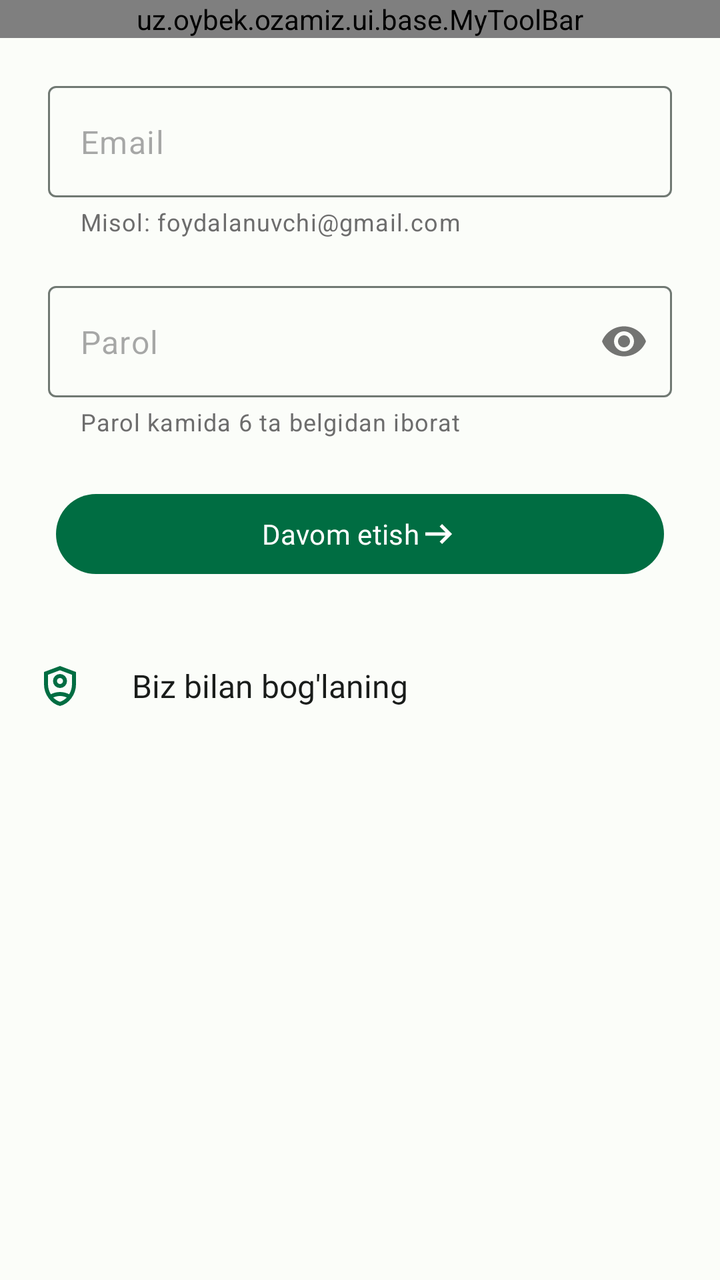
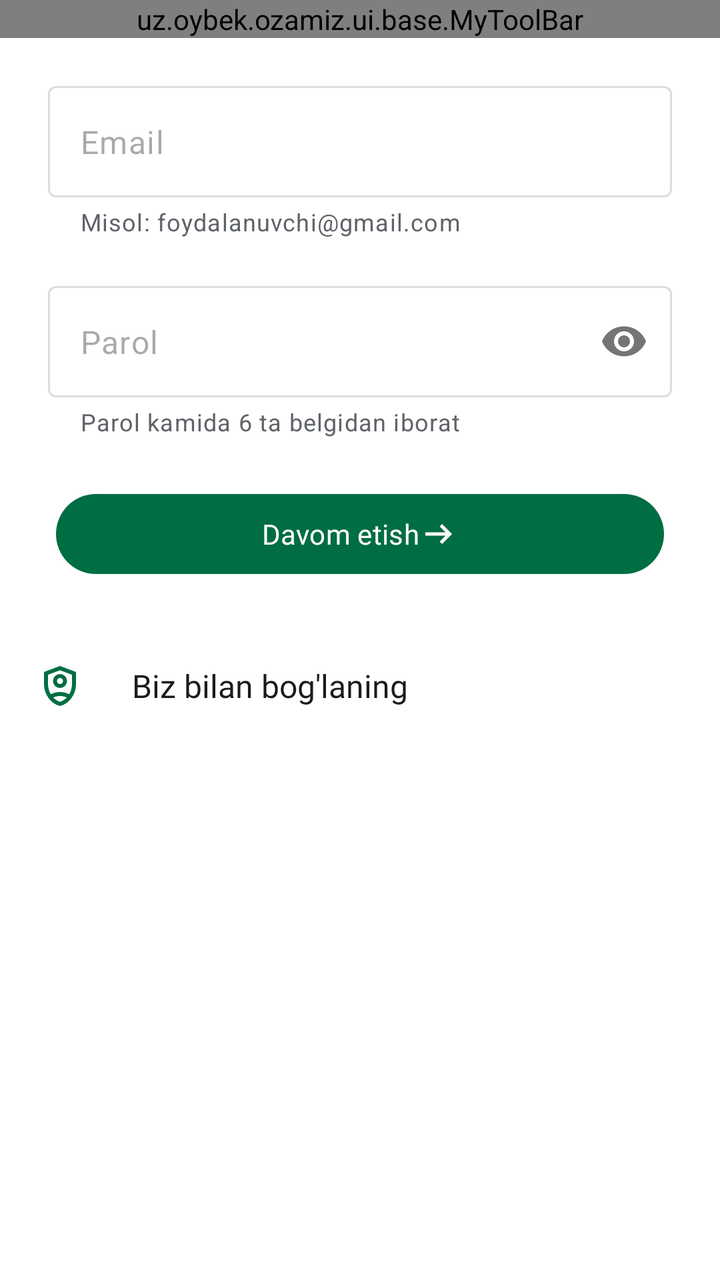

Screens rendered from an Android XML layout before and after an edit, with the pre-edit source and the edit as a unified diff.
<!-- AndroidManifest.xml: application theme Theme.Ozamiz -->
<!-- res/layout/login_gmail_fragment.xml -->
<?xml version="1.0" encoding="utf-8"?>
<layout xmlns:android="http://schemas.android.com/apk/res/android"
    xmlns:app="http://schemas.android.com/apk/res-auto">

    <data>

    </data>

    <LinearLayout
        android:background="?colorSurface"
        android:layout_width="match_parent"
        android:layout_height="match_parent"
        android:orientation="vertical">

        <uz.oybek.ozamiz.ui.base.MyToolBar
            android:id="@+id/toolbar"
            android:layout_width="match_parent"
            android:layout_height="wrap_content"
            app:title="Email orqali kirish" />

        <com.google.android.material.textfield.TextInputLayout
            android:id="@+id/gmail_view"
            android:layout_width="match_parent"
            android:layout_height="wrap_content"
            android:layout_marginHorizontal="@dimen/dimen_24"
            android:layout_marginTop="@dimen/dimen_24"
            app:helperText="Misol: foydalanuvchi@gmail.com"
            app:hintEnabled="false">

            <com.google.android.material.textfield.TextInputEditText
                android:layout_width="match_parent"
                android:layout_height="wrap_content"
                android:id="@+id/email_view"
                android:hint="Email"
                android:inputType="textEmailAddress" />
        </com.google.android.material.textfield.TextInputLayout>

        <com.google.android.material.textfield.TextInputLayout
            android:id="@+id/password_view"
            android:layout_width="match_parent"
            android:layout_height="wrap_content"
            android:layout_marginHorizontal="@dimen/dimen_24"
            android:layout_marginTop="@dimen/dimen_24"
            app:helperText="Parol kamida 6 ta belgidan iborat"
            app:hintEnabled="false"
            app:passwordToggleEnabled="true">

            <com.google.android.material.textfield.TextInputEditText
                android:layout_width="match_parent"
                android:layout_height="wrap_content"
                android:hint="Parol"
                android:id="@+id/password_lay"
                android:inputType="textPassword" />
        </com.google.android.material.textfield.TextInputLayout>

        <com.google.android.material.button.MaterialButton
            android:id="@+id/continue_button"
            style="@style/FilledButton"
            android:layout_width="match_parent"
            android:layout_height="wrap_content"
            android:layout_margin="@dimen/dimen_24"
            android:enabled="true"
            android:text="@string/davom_etish"
            app:icon="@drawable/arrow_right"
            app:iconGravity="textEnd" />

        <TextView
            android:id="@+id/boglanish_button"
            style="@style/Text1_16"
            android:layout_width="match_parent"
            android:layout_height="wrap_content"
            android:paddingHorizontal="@dimen/dimen_18"
            android:drawablePadding="@dimen/dimen_24"
            android:gravity="center_vertical"
            android:paddingVertical="@dimen/dimen_14"
            android:text="@string/biz_bilan_bog_lanish"
            android:textColor="?colorOnSurface"
            app:drawableStartCompat="@drawable/admin_ic"
            app:drawableTint="?colorPrimary" />
        <ProgressBar
            android:id="@+id/progress_bar"
            android:layout_width="wrap_content"
            android:layout_height="wrap_content"
            android:layout_gravity="center"
            android:indeterminateTint="?colorPrimary" />

    </LinearLayout>
</layout>
<!-- resources referenced by this layout -->
<resources>
  <style name="Base.Ozamiz" parent="Theme.Material3.Light.NoActionBar">
          <item name="backgroundColor">@color/md_theme_light_surfaceContainer</item>
          <item name="android:windowBackground">@color/md_theme_light_surfaceContainer</item>
          <item name="android:statusBarColor">@color/md_theme_light_surfaceContainer</item>
          <item name="android:windowLightStatusBar">true</item>
  
          <item name="colorPrimary">@color/md_theme_light_primary</item>
          <item name="colorOnPrimary">@color/md_theme_light_onPrimary</item>
          <item name="colorPrimaryContainer">@color/md_theme_light_primaryContainer</item>
          <item name="colorOnPrimaryContainer">@color/md_theme_light_onPrimaryContainer</item>
  
          <item name="colorSecondary">@color/md_theme_light_secondary</item>
          <item name="colorOnSecondary">@color/md_theme_light_onSecondary</item>
          <item name="colorSecondaryContainer">@color/md_theme_light_secondaryContainer</item>
          <item name="colorOnSecondaryContainer">@color/md_theme_light_onSecondaryContainer</item>
  
          
          <item name="colorTertiary">@color/md_theme_light_tertiary</item>
          <item name="colorOnTertiary">@color/md_theme_light_onTertiary</item>
          <item name="colorTertiaryContainer">@color/md_theme_light_tertiaryContainer</item>
          <item name="colorOnTertiaryContainer">@color/md_theme_light_onTertiaryContainer</item>
  
          
          <item name="colorError">@color/md_theme_light_error</item>
          <item name="colorOnError">@color/md_theme_light_onError</item>
          <item name="colorErrorContainer">@color/md_theme_light_errorContainer</item>
          <item name="colorOnErrorContainer">@color/md_theme_light_onErrorContainer</item>
  
          <item name="colorSurface">@color/md_theme_light_surface</item>
          <item name="colorOnSurface">@color/md_theme_light_onSurface</item>
          <item name="colorSurfaceVariant">@color/md_theme_light_surfaceVariant</item>
          <item name="colorOnSurfaceVariant">#6D6D6D</item>
          <item name="colorOutline">@color/md_theme_light_outline</item>
          <item name="colorOutlineVariant">#C2C8C2</item>
  
          
          <item name="colorSurfaceContainerLowest">@color/md_theme_light_surfaceContainerLowest</item>
          <item name="colorSurfaceContainerLow">@color/md_theme_light_surfaceContainerLow</item>
          <item name="colorSurfaceContainer">@color/md_theme_light_surfaceContainer</item>
          <item name="colorSurfaceContainerHigh">@color/md_theme_light_surfaceContainerHigh</item>
          <item name="colorSurfaceContainerHighest">@color/md_theme_light_surfaceContainerHighest</item>
  
          
          <item name="colorSurfaceInverse">#2E312F</item>
          <item name="colorOnSurfaceInverse">#F0F5F1</item>
  
          
          <item name="contentScrim">#000000</item>
          <item name="android:shadowColor">#006D42</item>
  
          
          <item name="customGreen">#006D42</item>
          <item name="customYellow">#FFB116</item>
      </style>
  <color name="md_theme_light_surfaceContainer">#EBEBEB</color>
  <color name="md_theme_light_primaryContainer">#96F7B8</color>
  <color name="md_theme_light_secondaryContainer">#D2E8D4</color>
  <color name="md_theme_light_onSecondaryContainer">#0D1F13</color>
  <color name="md_theme_light_tertiary">#3A646F</color>
  <color name="md_theme_light_onTertiary">#FFFFFF</color>
  <color name="md_theme_light_tertiaryContainer">#BEEAF7</color>
  <color name="md_theme_light_onTertiaryContainer">#001F25</color>
  <color name="md_theme_light_errorContainer">#FFDAD6</color>
  <color name="md_theme_light_onErrorContainer">#410002</color>
  <color name="md_theme_light_surface">#FBFDF9</color>
  <color name="md_theme_light_surfaceVariant">#DBE5DD</color>
  <color name="md_theme_light_outline">#707973</color>
  <color name="md_theme_light_surfaceContainerLow">#F8F8F8</color>
  <color name="md_theme_light_surfaceContainerHigh">#F1F1F1</color>
  <color name="md_theme_light_surfaceContainerHighest">#E6E6E6</color>
  <!-- unchanged entries left out for length: 19 -->
</resources>

<!-- the commit's change to res/layout/login_gmail_fragment.xml (unified diff, before → after) -->
@@ -7,7 +7,7 @@
     </data>
 
     <LinearLayout
-        android:background="?colorSurface"
+        android:background="?colorSurfaceContainerLowest"
         android:layout_width="match_parent"
         android:layout_height="match_parent"
         android:orientation="vertical">
<!-- resource entries referenced after the edit -->
@@ -1,75 +1,44 @@
 <!-- resources referenced by this layout -->
 <resources>
   <style name="Base.Ozamiz" parent="Theme.Material3.Light.NoActionBar">
-          <item name="backgroundColor">@color/md_theme_light_surfaceContainer</item>
-          <item name="android:windowBackground">@color/md_theme_light_surfaceContainer</item>
-          <item name="android:statusBarColor">@color/md_theme_light_surfaceContainer</item>
+          
+          <item name="backgroundColor">?attr/colorSurface</item>
+          <item name="android:windowBackground">?attr/colorSurface</item>
+  
+          
+          <item name="android:statusBarColor">@android:color/transparent</item>
+          <item name="android:navigationBarColor">@android:color/transparent</item>
           <item name="android:windowLightStatusBar">true</item>
+          <item name="android:windowLightNavigationBar">true</item>
   
           <item name="colorPrimary">@color/md_theme_light_primary</item>
           <item name="colorOnPrimary">@color/md_theme_light_onPrimary</item>
           <item name="colorPrimaryContainer">@color/md_theme_light_primaryContainer</item>
           <item name="colorOnPrimaryContainer">@color/md_theme_light_onPrimaryContainer</item>
-  
           <item name="colorSecondary">@color/md_theme_light_secondary</item>
           <item name="colorOnSecondary">@color/md_theme_light_onSecondary</item>
-          <item name="colorSecondaryContainer">@color/md_theme_light_secondaryContainer</item>
-          <item name="colorOnSecondaryContainer">@color/md_theme_light_onSecondaryContainer</item>
-  
-          
-          <item name="colorTertiary">@color/md_theme_light_tertiary</item>
-          <item name="colorOnTertiary">@color/md_theme_light_onTertiary</item>
-          <item name="colorTertiaryContainer">@color/md_theme_light_tertiaryContainer</item>
-          <item name="colorOnTertiaryContainer">@color/md_theme_light_onTertiaryContainer</item>
-  
-          
           <item name="colorError">@color/md_theme_light_error</item>
           <item name="colorOnError">@color/md_theme_light_onError</item>
-          <item name="colorErrorContainer">@color/md_theme_light_errorContainer</item>
-          <item name="colorOnErrorContainer">@color/md_theme_light_onErrorContainer</item>
   
           <item name="colorSurface">@color/md_theme_light_surface</item>
           <item name="colorOnSurface">@color/md_theme_light_onSurface</item>
           <item name="colorSurfaceVariant">@color/md_theme_light_surfaceVariant</item>
-          <item name="colorOnSurfaceVariant">#6D6D6D</item>
+          <item name="colorOnSurfaceVariant">@color/md_theme_light_onSurfaceVariant</item>
           <item name="colorOutline">@color/md_theme_light_outline</item>
-          <item name="colorOutlineVariant">#C2C8C2</item>
   
-          
           <item name="colorSurfaceContainerLowest">@color/md_theme_light_surfaceContainerLowest</item>
           <item name="colorSurfaceContainerLow">@color/md_theme_light_surfaceContainerLow</item>
           <item name="colorSurfaceContainer">@color/md_theme_light_surfaceContainer</item>
           <item name="colorSurfaceContainerHigh">@color/md_theme_light_surfaceContainerHigh</item>
-          <item name="colorSurfaceContainerHighest">@color/md_theme_light_surfaceContainerHighest</item>
-  
-          
-          <item name="colorSurfaceInverse">#2E312F</item>
-          <item name="colorOnSurfaceInverse">#F0F5F1</item>
-  
-          
-          <item name="contentScrim">#000000</item>
-          <item name="android:shadowColor">#006D42</item>
-  
-          
-          <item name="customGreen">#006D42</item>
-          <item name="customYellow">#FFB116</item>
       </style>
-  <color name="md_theme_light_surfaceContainer">#EBEBEB</color>
-  <color name="md_theme_light_primaryContainer">#96F7B8</color>
-  <color name="md_theme_light_secondaryContainer">#D2E8D4</color>
-  <color name="md_theme_light_onSecondaryContainer">#0D1F13</color>
-  <color name="md_theme_light_tertiary">#3A646F</color>
-  <color name="md_theme_light_onTertiary">#FFFFFF</color>
-  <color name="md_theme_light_tertiaryContainer">#BEEAF7</color>
-  <color name="md_theme_light_onTertiaryContainer">#001F25</color>
-  <color name="md_theme_light_errorContainer">#FFDAD6</color>
-  <color name="md_theme_light_onErrorContainer">#410002</color>
-  <color name="md_theme_light_surface">#FBFDF9</color>
-  <color name="md_theme_light_surfaceVariant">#DBE5DD</color>
-  <color name="md_theme_light_outline">#707973</color>
-  <color name="md_theme_light_surfaceContainerLow">#F8F8F8</color>
-  <color name="md_theme_light_surfaceContainerHigh">#F1F1F1</color>
-  <color name="md_theme_light_surfaceContainerHighest">#E6E6E6</color>
+  <color name="md_theme_light_surfaceContainer">#F1F3F4</color>
+  <color name="md_theme_light_primaryContainer">#E8F5E9</color>
+  <color name="md_theme_light_surface">#FFFFFF</color>
+  <color name="md_theme_light_surfaceVariant">#F1F3F4</color>
+  <color name="md_theme_light_onSurfaceVariant">#5F6368</color>
+  <color name="md_theme_light_outline">#DADCE0</color>
+  <color name="md_theme_light_surfaceContainerLow">#F8F9FA</color>
+  <color name="md_theme_light_surfaceContainerHigh">#E8EAED</color>
   <!-- unchanged entries left out for length: 19 -->
 </resources>
 
